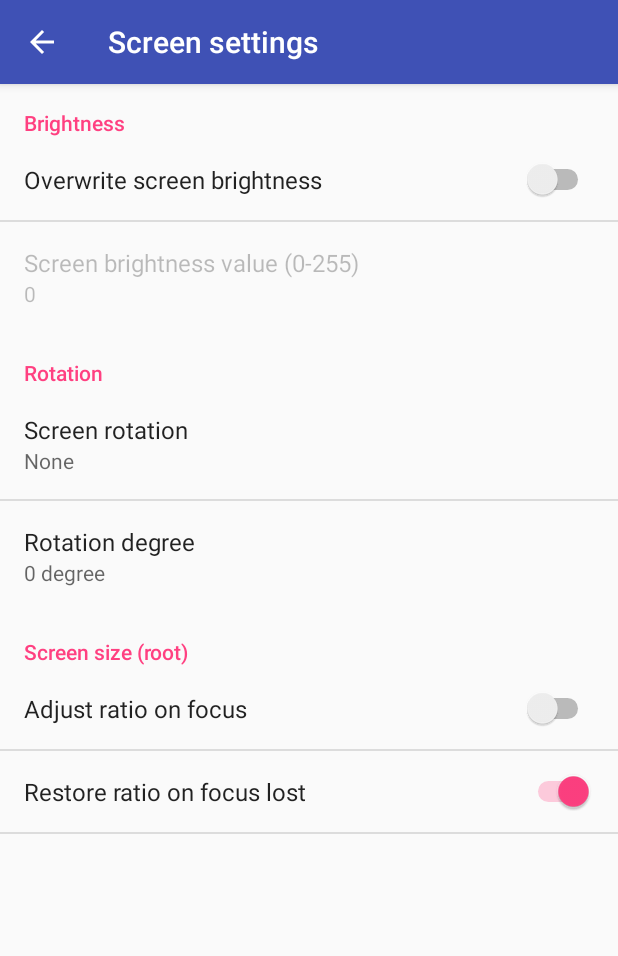
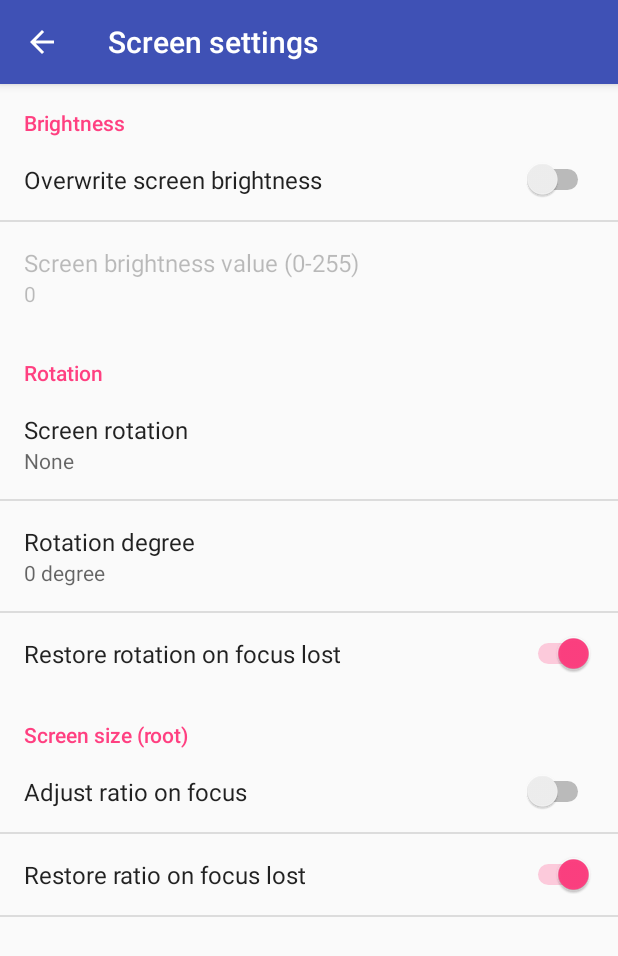
Before and after one commit to slashmax/AAMirror, an Android app: the screen it shows after launch (SettingsActivity), after a tap on "Screen settings", on a phone screen of 412 x 824 dp. Shown: the top 956 px of the screen. Run offline under Robolectric (Android 15) with nearby library versions, the phone set to English and light mode, and no system bars; libraries missing offline, so code that uses them is left out: eu.chainfire.libsuperuser; 3 statements that could not run were skipped.

Commit message:
+orientation reset

```diff
--- a/app/src/main/res/xml/pref_screen_settings.xml
+++ b/app/src/main/res/xml/pref_screen_settings.xml
@@ -31,6 +31,10 @@
             android:entryValues="@array/pref_rotation_list_values"
             android:key="orientation_rotation"
             android:title="Rotation degree" />
+        <SwitchPreference
+            android:defaultValue="true"
+            android:key="reset_screen_rotation_on_stop"
+            android:title="Restore rotation on focus lost" />
     </PreferenceCategory>
 
     <PreferenceCategory android:title="Screen size (root)">
```
Also changed, not shown: app/src/main/java/com/github/slashmax/aamirror/MainCarActivity.java (+5 -4 lines), 1 other file.
